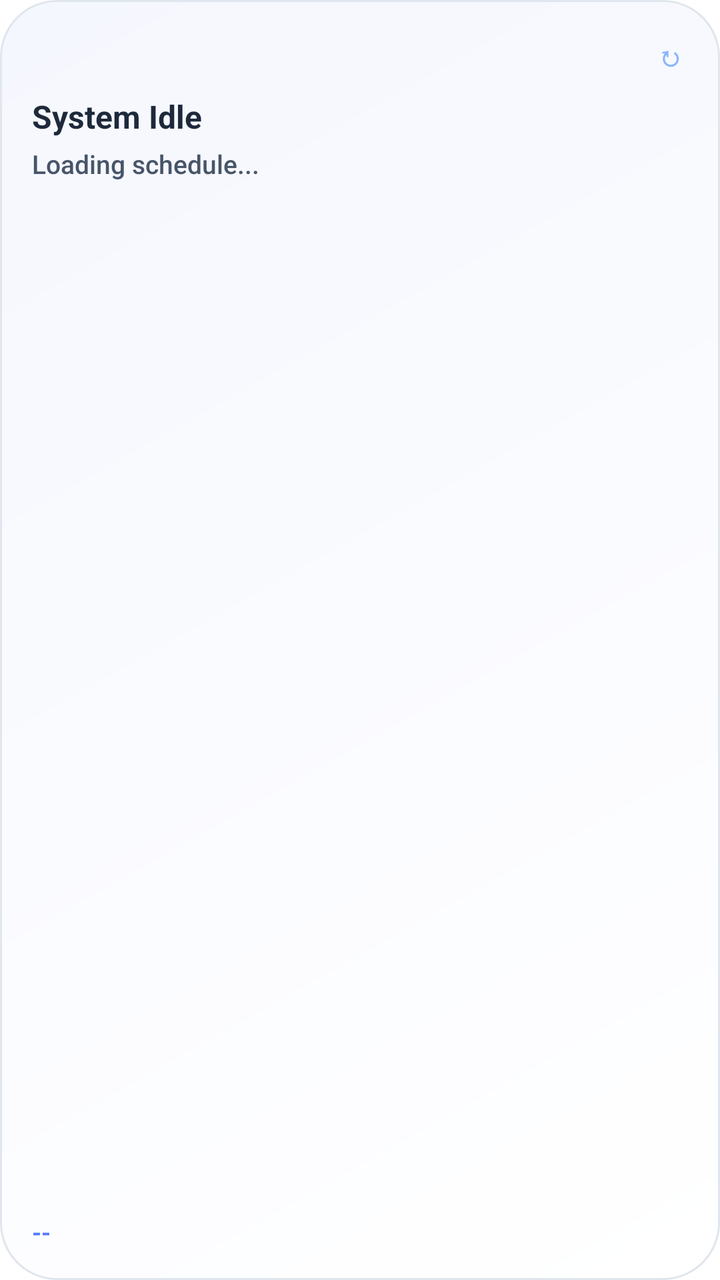
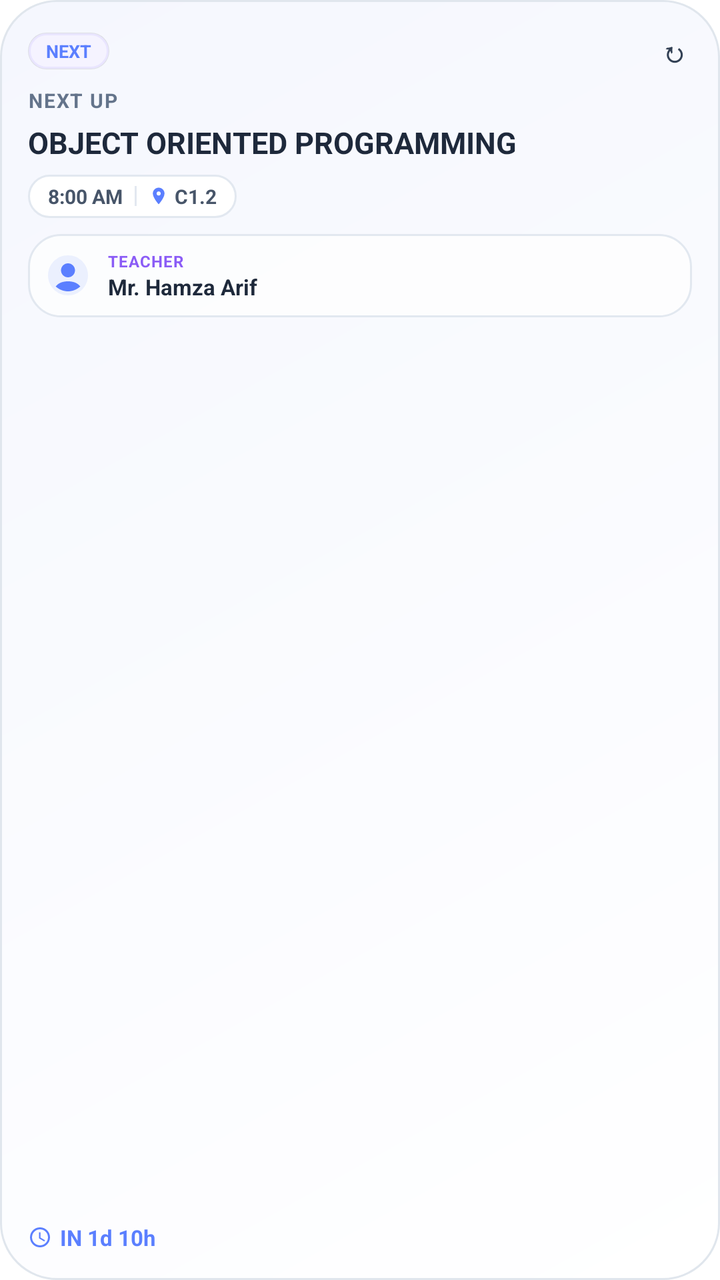

The first picture is an Android layout as it rendered before a commit; the second is the same layout after the commit. The layout source and the unified diff follow.
<!-- AndroidManifest.xml: fallback theme Theme.MaterialComponents.DayNight.NoActionBar -->
<!-- res/layout/widget_safe.xml -->
<?xml version="1.0" encoding="utf-8"?>
<FrameLayout xmlns:android="http://schemas.android.com/apk/res/android"
    android:id="@+id/widget_root"
    android:layout_width="match_parent"
    android:layout_height="match_parent">

    <ImageView
        android:id="@+id/widget_glass_bg"
        android:layout_width="match_parent"
        android:layout_height="match_parent"
        android:scaleType="centerCrop"
        android:src="@drawable/widget_fluffy_bg" />

    <LinearLayout
        android:layout_width="match_parent"
        android:layout_height="match_parent"
        android:orientation="vertical"
        android:padding="16dp">

        <LinearLayout
            android:layout_width="match_parent"
            android:layout_height="wrap_content"
            android:orientation="horizontal"
            android:gravity="center_vertical"
            android:layout_marginBottom="8dp">

            <TextView
                android:id="@+id/widget_status_badge"
                android:layout_width="wrap_content"
                android:layout_height="wrap_content"
                android:text="NEXT"
                android:textSize="10sp"
                android:textStyle="bold"
                android:textColor="#5B7FFF"
                android:paddingLeft="10dp"
                android:paddingRight="10dp"
                android:paddingTop="4dp"
                android:paddingBottom="4dp"
                android:background="@drawable/widget_pill_badge"
                android:visibility="gone" />

            <FrameLayout
                android:layout_width="0dp"
                android:layout_height="1dp"
                android:layout_weight="1" />

            <TextView
                android:id="@+id/widget_refresh"
                android:layout_width="wrap_content"
                android:layout_height="wrap_content"
                android:text="↻"
                android:textSize="14sp"
                android:textStyle="bold"
                android:textColor="#8BB5FF"
                android:padding="2dp" />
        </LinearLayout>

        <TextView
            android:id="@+id/widget_headline"
            android:layout_width="match_parent"
            android:layout_height="wrap_content"
            android:text="System Idle"
            android:textColor="#1E293B"
            android:textSize="16sp"
            android:textStyle="bold"
            android:singleLine="true"
            android:ellipsize="end"
            android:layout_marginBottom="4dp" />

        <TextView
            android:id="@+id/widget_subline"
            android:layout_width="match_parent"
            android:layout_height="wrap_content"
            android:text="Loading schedule..."
            android:textColor="#475569"
            android:textSize="13sp"
            android:fontFamily="sans-serif-medium"
            android:ellipsize="end"
            android:maxLines="2"
            android:layout_marginBottom="6dp" />

        <TextView
            android:id="@+id/widget_teacher_info"
            android:layout_width="match_parent"
            android:layout_height="wrap_content"
            android:text=""
            android:textColor="#64748B"
            android:textSize="11sp"
            android:visibility="gone"
            android:layout_marginBottom="6dp" />

        <FrameLayout
            android:layout_width="match_parent"
            android:layout_height="0dp"
            android:layout_weight="1" />

        <ProgressBar
            android:id="@+id/widget_progress"
            style="@android:style/Widget.ProgressBar.Horizontal"
            android:progressDrawable="@drawable/widget_progress"
            android:layout_width="match_parent"
            android:layout_height="4dp"
            android:max="100"
            android:progress="0"
            android:visibility="gone"
            android:layout_marginBottom="8dp" />

        <TextView
            android:id="@+id/widget_time_info"
            android:layout_width="match_parent"
            android:layout_height="wrap_content"
            android:text="--"
            android:textColor="#5B7FFF"
            android:textStyle="bold"
            android:textSize="12sp"
            android:singleLine="true"
            android:ellipsize="end" />

    </LinearLayout>
</FrameLayout>
<!-- resources referenced by this layout -->
<resources>
  <!-- drawable widget_fluffy_bg (drawable) -->
  <?xml version="1.0" encoding="utf-8"?>
  <shape xmlns:android="http://schemas.android.com/apk/res/android" android:shape="rectangle">
      <gradient
          android:angle="135"
          android:startColor="#FFFFFF"
          android:endColor="#F5F7FE"
          android:type="linear" />
      <corners android:radius="28dp" />
      <stroke android:width="1dp" android:color="#E0E6ED" />
  </shape>
  <!-- drawable widget_progress (drawable) -->
  <?xml version="1.0" encoding="utf-8"?>
  <layer-list xmlns:android="http://schemas.android.com/apk/res/android">
      <item android:id="@android:id/background">
          <shape android:shape="rectangle">
              <corners android:radius="8dp" />
              <solid android:color="#33333344" />
          </shape>
      </item>
      <item android:id="@android:id/progress">
          <clip>
              <shape android:shape="rectangle">
                  <corners android:radius="8dp" />
                  <solid android:color="#5B7FFF" />
              </shape>
          </clip>
      </item>
  </layer-list>
  <!-- unchanged entries left out for length: 1 -->
</resources>

<!-- the commit's change to res/layout/widget_safe.xml (unified diff, before → after) -->
@@ -15,29 +15,29 @@
         android:layout_width="match_parent"
         android:layout_height="match_parent"
         android:orientation="vertical"
-        android:padding="16dp">
-
+        android:padding="14dp">
+
+        
         <LinearLayout
             android:layout_width="match_parent"
             android:layout_height="wrap_content"
             android:orientation="horizontal"
             android:gravity="center_vertical"
-            android:layout_marginBottom="8dp">
+            android:layout_marginBottom="6dp">
 
             <TextView
                 android:id="@+id/widget_status_badge"
                 android:layout_width="wrap_content"
                 android:layout_height="wrap_content"
                 android:text="NEXT"
-                android:textSize="10sp"
+                android:textSize="9sp"
                 android:textStyle="bold"
-                android:textColor="#5B7FFF"
-                android:paddingLeft="10dp"
-                android:paddingRight="10dp"
-                android:paddingTop="4dp"
-                android:paddingBottom="4dp"
-                android:background="@drawable/widget_pill_badge"
-                android:visibility="gone" />
+                android:textColor="#FF5B7FFF"
+                android:paddingLeft="9dp"
+                android:paddingRight="9dp"
+                android:paddingTop="3dp"
+                android:paddingBottom="3dp"
+                android:background="@drawable/widget_pill_badge" />
 
             <FrameLayout
                 android:layout_width="0dp"
@@ -51,49 +51,135 @@
                 android:text="↻"
                 android:textSize="14sp"
                 android:textStyle="bold"
-                android:textColor="#8BB5FF"
+                android:textColor="#334155"
                 android:padding="2dp" />
         </LinearLayout>
 
+        
+        <TextView
+            android:id="@+id/widget_state_label"
+            android:layout_width="match_parent"
+            android:layout_height="wrap_content"
+            android:text="NEXT UP"
+            android:textColor="#64748B"
+            android:textSize="10sp"
+            android:textStyle="bold"
+            android:letterSpacing="0.06"
+            android:layout_marginBottom="4dp" />
+
+        
         <TextView
             android:id="@+id/widget_headline"
             android:layout_width="match_parent"
             android:layout_height="wrap_content"
-            android:text="System Idle"
+            android:text="OBJECT ORIENTED PROGRAMMING"
             android:textColor="#1E293B"
-            android:textSize="16sp"
+            android:textSize="15sp"
             android:textStyle="bold"
-            android:singleLine="true"
+            android:maxLines="2"
             android:ellipsize="end"
-            android:layout_marginBottom="4dp" />
-
-        <TextView
-            android:id="@+id/widget_subline"
-            android:layout_width="match_parent"
-            android:layout_height="wrap_content"
-            android:text="Loading schedule..."
-            android:textColor="#475569"
-            android:textSize="13sp"
-            android:fontFamily="sans-serif-medium"
-            android:ellipsize="end"
-            android:maxLines="2"
             android:layout_marginBottom="6dp" />
 
-        <TextView
-            android:id="@+id/widget_teacher_info"
-            android:layout_width="match_parent"
-            android:layout_height="wrap_content"
-            android:text=""
-            android:textColor="#64748B"
-            android:textSize="11sp"
-            android:visibility="gone"
-            android:layout_marginBottom="6dp" />
+        
+        <LinearLayout
+            android:id="@+id/widget_class_details_capsule"
+            android:layout_width="wrap_content"
+            android:layout_height="wrap_content"
+            android:orientation="horizontal"
+            android:gravity="center_vertical"
+            android:background="@drawable/widget_details_capsule"
+            android:paddingLeft="10dp"
+            android:paddingRight="10dp"
+            android:paddingTop="4dp"
+            android:paddingBottom="4dp"
+            android:layout_marginBottom="8dp">
+
+            <TextView
+                android:id="@+id/widget_details_start_time"
+                android:layout_width="wrap_content"
+                android:layout_height="wrap_content"
+                android:text="8:00 AM"
+                android:textColor="#475569"
+                android:textSize="10sp"
+                android:textStyle="bold" />
+
+            <FrameLayout
+                android:id="@+id/widget_details_divider"
+                android:layout_width="1dp"
+                android:layout_height="10dp"
+                android:layout_marginLeft="6dp"
+                android:layout_marginRight="6dp"
+                android:background="#E2E8F0" />
+
+            <ImageView
+                android:id="@+id/widget_details_loc_icon"
+                android:layout_width="10dp"
+                android:layout_height="10dp"
+                android:layout_marginRight="3dp"
+                android:src="@drawable/widget_ic_loc" />
+
+            <TextView
+                android:id="@+id/widget_details_room"
+                android:layout_width="wrap_content"
+                android:layout_height="wrap_content"
+                android:text="C1.2"
+                android:textColor="#475569"
+                android:textSize="10sp"
+                android:textStyle="bold" />
+        </LinearLayout>
+
+        
+        <LinearLayout
+            android:id="@+id/widget_teacher_card"
+            android:layout_width="match_parent"
+            android:layout_height="wrap_content"
+            android:orientation="horizontal"
+            android:gravity="center_vertical"
+            android:background="@drawable/widget_translucent_subcard"
+            android:padding="8dp"
+            android:layout_marginBottom="4dp">
+
+            <ImageView
+                android:id="@+id/widget_teacher_avatar"
+                android:layout_width="24dp"
+                android:layout_height="24dp"
+                android:layout_marginRight="8dp"
+                android:src="@drawable/widget_ic_teacher_avatar" />
+
+            <LinearLayout
+                android:layout_width="0dp"
+                android:layout_weight="1"
+                android:layout_height="wrap_content"
+                android:orientation="vertical">
+
+                <TextView
+                    android:layout_width="match_parent"
+                    android:layout_height="wrap_content"
+                    android:text="TEACHER"
+                    android:textColor="#8B5CF6"
+                    android:textSize="8sp"
+                    android:textStyle="bold"
+                    android:letterSpacing="0.04" />
+
+                <TextView
+                    android:id="@+id/widget_teacher_name"
+                    android:layout_width="match_parent"
+                    android:layout_height="wrap_content"
+                    android:text="Mr. Hamza Arif"
+                    android:textColor="#1E293B"
+                    android:textSize="11sp"
+                    android:textStyle="bold"
+                    android:singleLine="true"
+                    android:ellipsize="end" />
+            </LinearLayout>
+        </LinearLayout>
 
         <FrameLayout
             android:layout_width="match_parent"
             android:layout_height="0dp"
             android:layout_weight="1" />
 
+        
         <ProgressBar
             android:id="@+id/widget_progress"
             style="@android:style/Widget.ProgressBar.Horizontal"
@@ -103,18 +189,32 @@
             android:max="100"
             android:progress="0"
             android:visibility="gone"
-            android:layout_marginBottom="8dp" />
-
-        <TextView
-            android:id="@+id/widget_time_info"
-            android:layout_width="match_parent"
-            android:layout_height="wrap_content"
-            android:text="--"
-            android:textColor="#5B7FFF"
-            android:textStyle="bold"
-            android:textSize="12sp"
-            android:singleLine="true"
-            android:ellipsize="end" />
+            android:layout_marginBottom="6dp" />
+
+        <LinearLayout
+            android:layout_width="match_parent"
+            android:layout_height="wrap_content"
+            android:orientation="horizontal"
+            android:gravity="center_vertical">
+
+            <ImageView
+                android:id="@+id/widget_clock_icon"
+                android:layout_width="12dp"
+                android:layout_height="12dp"
+                android:layout_marginRight="4dp"
+                android:src="@drawable/widget_ic_clock" />
+
+            <TextView
+                android:id="@+id/widget_time_info"
+                android:layout_width="match_parent"
+                android:layout_height="wrap_content"
+                android:text="IN 1d 10h"
+                android:textColor="#FF5B7FFF"
+                android:textStyle="bold"
+                android:textSize="11sp"
+                android:singleLine="true"
+                android:ellipsize="end" />
+        </LinearLayout>
 
     </LinearLayout>
 </FrameLayout>
<!-- resource entries referenced after the edit -->
@@ -1,5 +1,15 @@
 <!-- resources referenced by this layout -->
 <resources>
+  <!-- drawable widget_details_capsule (drawable) -->
+  <?xml version="1.0" encoding="utf-8"?>
+  <shape xmlns:android="http://schemas.android.com/apk/res/android"
+      android:shape="rectangle">
+      <solid android:color="#FFFFFF" />
+      <corners android:radius="14dp" />
+      <stroke
+          android:width="1dp"
+          android:color="#E2E8F0" />
+  </shape>
   <!-- drawable widget_fluffy_bg (drawable) -->
   <?xml version="1.0" encoding="utf-8"?>
   <shape xmlns:android="http://schemas.android.com/apk/res/android" android:shape="rectangle">
@@ -11,6 +21,39 @@
       <corners android:radius="28dp" />
       <stroke android:width="1dp" android:color="#E0E6ED" />
   </shape>
+  <!-- drawable widget_ic_clock (drawable) -->
+  <vector xmlns:android="http://schemas.android.com/apk/res/android"
+      android:width="12dp"
+      android:height="12dp"
+      android:viewportWidth="24"
+      android:viewportHeight="24">
+      <path
+          android:fillColor="#FF5B7FFF"
+          android:pathData="M11.99,2C6.47,2 2,6.48 2,12s4.47,10 9.99,10C17.52,22 22,17.52 22,12S17.52,2 11.99,2zM12,20c-4.42,0 -8,-3.58 -8,-8s3.58,-8 8,-8 8,3.58 8,8 -3.58,8 -8,8zM12.5,7H11v6l5.25,3.15 0.75,-1.23 -4.5,-2.67z"/>
+  </vector>
+  <!-- drawable widget_ic_loc (drawable) -->
+  <vector xmlns:android="http://schemas.android.com/apk/res/android"
+      android:width="12dp"
+      android:height="12dp"
+      android:viewportWidth="24"
+      android:viewportHeight="24">
+      <path
+          android:fillColor="#FF5B7FFF"
+          android:pathData="M12,2C8.13,2 5,5.13 5,9c0,5.25 7,13 7,13s7,-7.75 7,-13c0,-3.87 -3.13,-7 -7,-7zM12,11.5c-1.38,0 -2.5,-1.12 -2.5,-2.5s1.12,-2.5 2.5,-2.5 2.5,1.12 2.5,2.5 -1.12,2.5 -2.5,2.5z"/>
+  </vector>
+  <!-- drawable widget_ic_teacher_avatar (drawable) -->
+  <vector xmlns:android="http://schemas.android.com/apk/res/android"
+      android:width="28dp"
+      android:height="28dp"
+      android:viewportWidth="24"
+      android:viewportHeight="24">
+      <path
+          android:fillColor="#1A5B7FFF"
+          android:pathData="M12,2C6.48,2 2,6.48 2,12s4.48,10 10,10 10,-4.48 10,-10S17.52,2 12,2z"/>
+      <path
+          android:fillColor="#FF5B7FFF"
+          android:pathData="M12,6c1.93,0 3.5,1.57 3.5,3.5S13.93,13 12,13s-3.5,-1.57 -3.5,-3.5S10.07,6 12,6zM12,20c-2.03,0 -4.43,-0.82 -6.14,-2.43C7.14,15.82 9.42,15 12,15s4.86,0.82 6.14,2.57C16.43,19.18 14.03,20 12,20z"/>
+  </vector>
   <!-- drawable widget_progress (drawable) -->
   <?xml version="1.0" encoding="utf-8"?>
   <layer-list xmlns:android="http://schemas.android.com/apk/res/android">
@@ -29,6 +72,16 @@
           </clip>
       </item>
   </layer-list>
+  <!-- drawable widget_translucent_subcard (drawable) -->
+  <?xml version="1.0" encoding="utf-8"?>
+  <shape xmlns:android="http://schemas.android.com/apk/res/android"
+      android:shape="rectangle">
+      <solid android:color="#B3FFFFFF" />
+      <corners android:radius="16dp" />
+      <stroke
+          android:width="1dp"
+          android:color="#E2E8F0" />
+  </shape>
   <!-- unchanged entries left out for length: 1 -->
 </resources>
 
